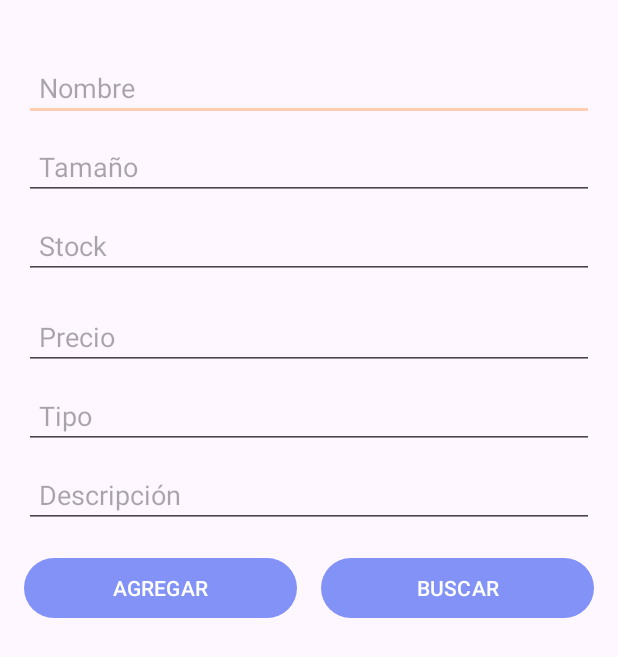
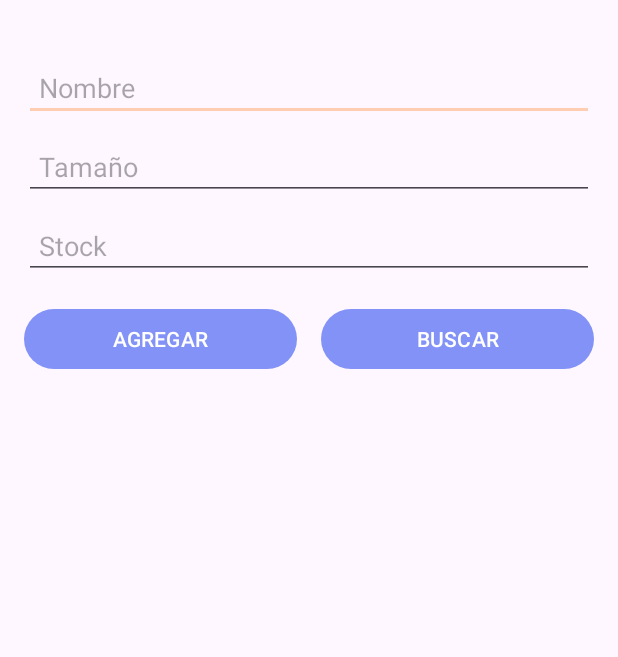
Before and after one commit to SebastianCG19/ProyectoFinalDAM, an Android app: the UserDestino screen opened directly, with no data from a screen before it, on a phone screen of 412 x 824 dp. Shown: the top 657 px of the screen. Run offline under Robolectric (Android 15) with nearby library versions, the phone set to English and light mode, and no system bars; our stand-ins replace Room's generated code.

Commit message:
Actulizacion USER DESTINO

```diff
--- a/app/src/main/res/layout/activity_user_destino.xml
+++ b/app/src/main/res/layout/activity_user_destino.xml
@@ -50,34 +50,10 @@
             android:layout_marginBottom="16dp" />
 
         <!-- Precio -->
-        <EditText
-            android:id="@+id/etPrecio"
-            android:layout_width="match_parent"
-            android:layout_height="wrap_content"
-            android:hint="Precio"
-            android:inputType="numberDecimal"
-            android:padding="10dp"
-            android:layout_marginBottom="8dp" />
 
         <!-- Tipo de almohada -->
-        <EditText
-            android:id="@+id/etTipo"
-            android:layout_width="match_parent"
-            android:layout_height="wrap_content"
-            android:hint="Tipo"
-            android:inputType="text"
-            android:padding="10dp"
-            android:layout_marginBottom="8dp" />
 
         <!-- Descripción -->
-        <EditText
-            android:id="@+id/etDescripcion"
-            android:layout_width="match_parent"
-            android:layout_height="wrap_content"
-            android:hint="Descripción"
-            android:inputType="text"
-            android:padding="10dp"
-            android:layout_marginBottom="16dp" />
 
         <!-- Botones AGREGAR y BUSCAR -->
         <LinearLayout
```
